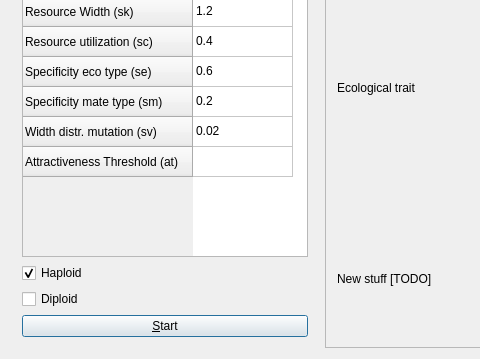
Qt form kewe_qtdialog.ui (richelbilderbeek/pbdmms) before a commit; both pictures show x 0 to 480 and y 224 to 583 of the 669 by 583 pixel window.
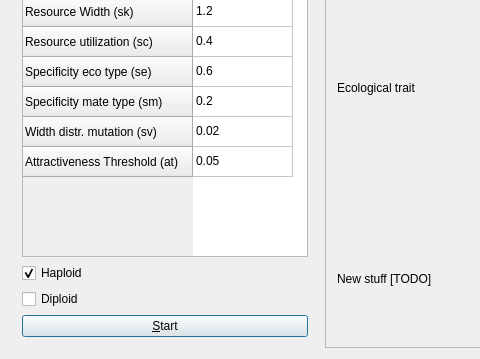
The same form after that commit. Custom widgets are drawn as their Qt base class.

Commit message: added attractiveness threshold

```diff
--- a/kewe_qtdialog.ui
+++ b/kewe_qtdialog.ui
@@ -148,6 +148,11 @@
           <string>0.02</string>
          </property>
         </item>
+        <item row="11" column="0">
+         <property name="text">
+          <string>0.05</string>
+         </property>
+        </item>
        </widget>
       </item>
       <item>
```
The commit also changes 2 other files.
